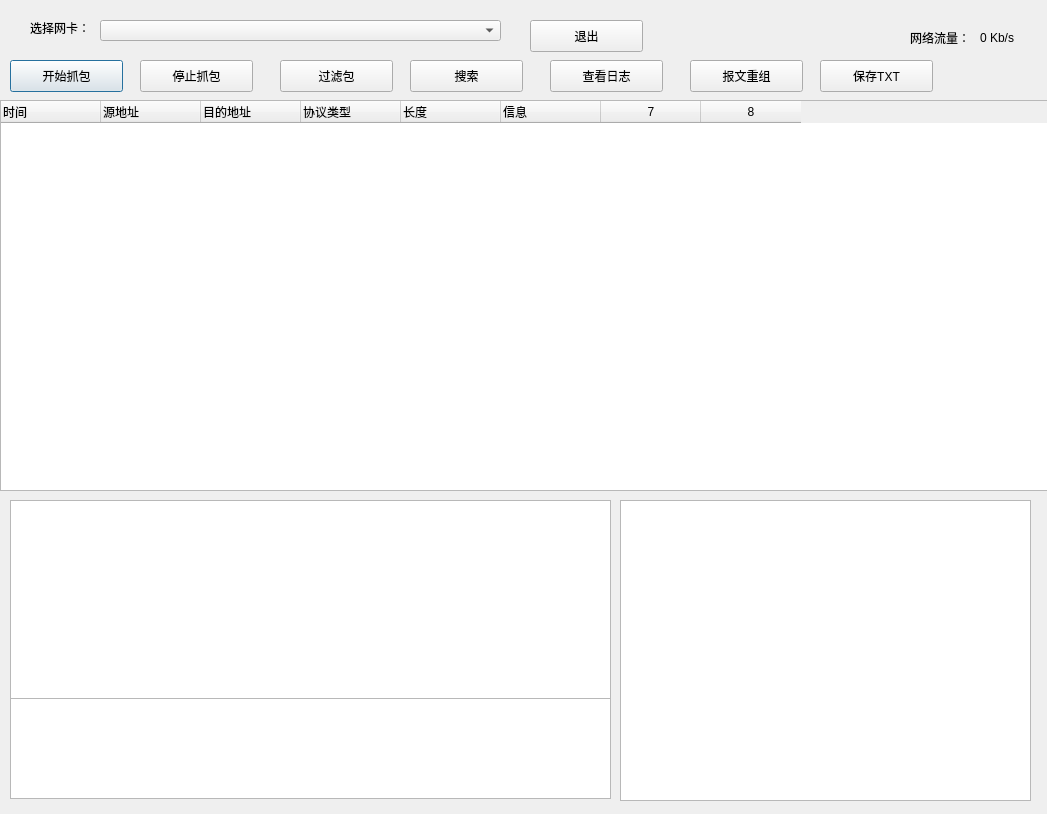
The window that main.ui (cwellszhang/Sniffer) describes before a commit, drawn with Qt 5.
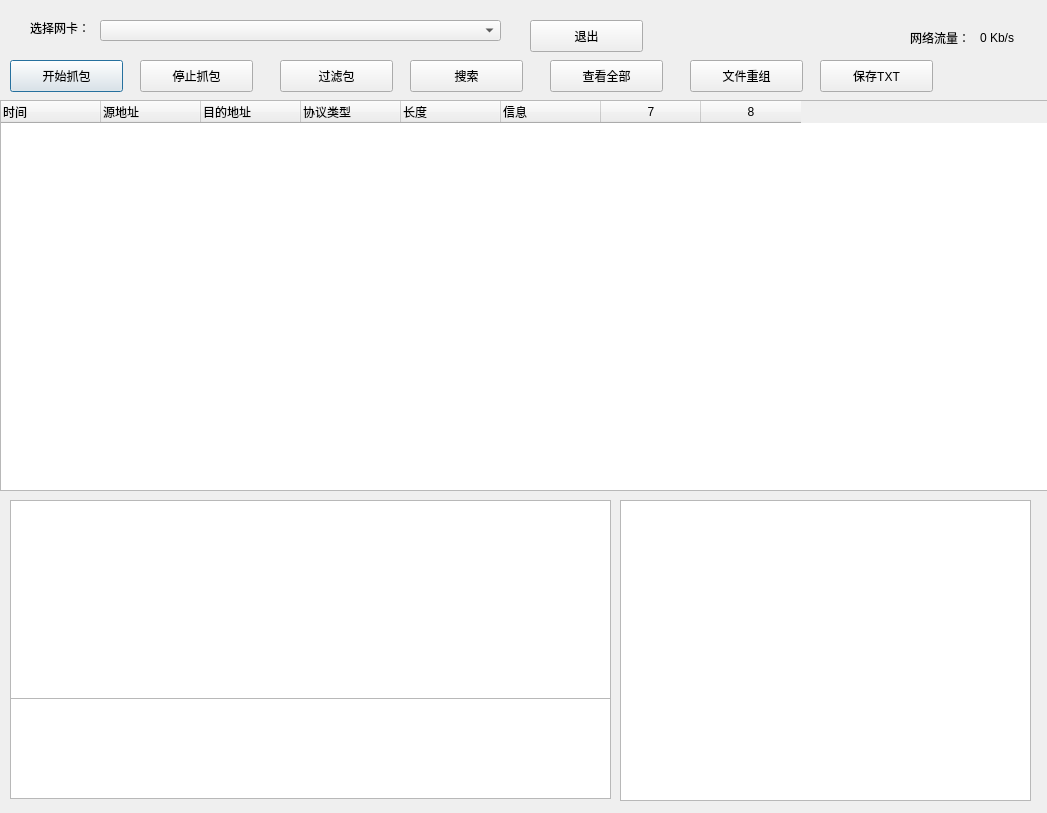
The same window after the commit.

Diff of the .ui file:
```diff
--- a/main.ui
+++ b/main.ui
@@ -2,14 +2,23 @@
 <ui version="4.0">
  <class>snifferUI</class>
  <widget class="QDialog" name="snifferUI">
+  <property name="enabled">
+   <bool>true</bool>
+  </property>
   <property name="geometry">
    <rect>
     <x>0</x>
     <y>0</y>
     <width>1047</width>
-    <height>814</height>
+    <height>813</height>
    </rect>
   </property>
+  <property name="maximumSize">
+   <size>
+    <width>1047</width>
+    <height>814</height>
+   </size>
+  </property>
   <property name="windowTitle">
    <string>Sniffer</string>
   </property>
@@ -88,7 +97,7 @@
     </rect>
    </property>
    <property name="text">
-    <string>查看日志</string>
+    <string>查看全部</string>
    </property>
   </widget>
   <widget class="QPushButton" name="btn_recover">
@@ -101,7 +110,7 @@
     </rect>
    </property>
    <property name="text">
-    <string>报文重组</string>
+    <string>文件重组</string>
    </property>
   </widget>
   <widget class="QPushButton" name="btn_save">
```
Left out of the diff: 26 changed lines with no effect on the pictures.
